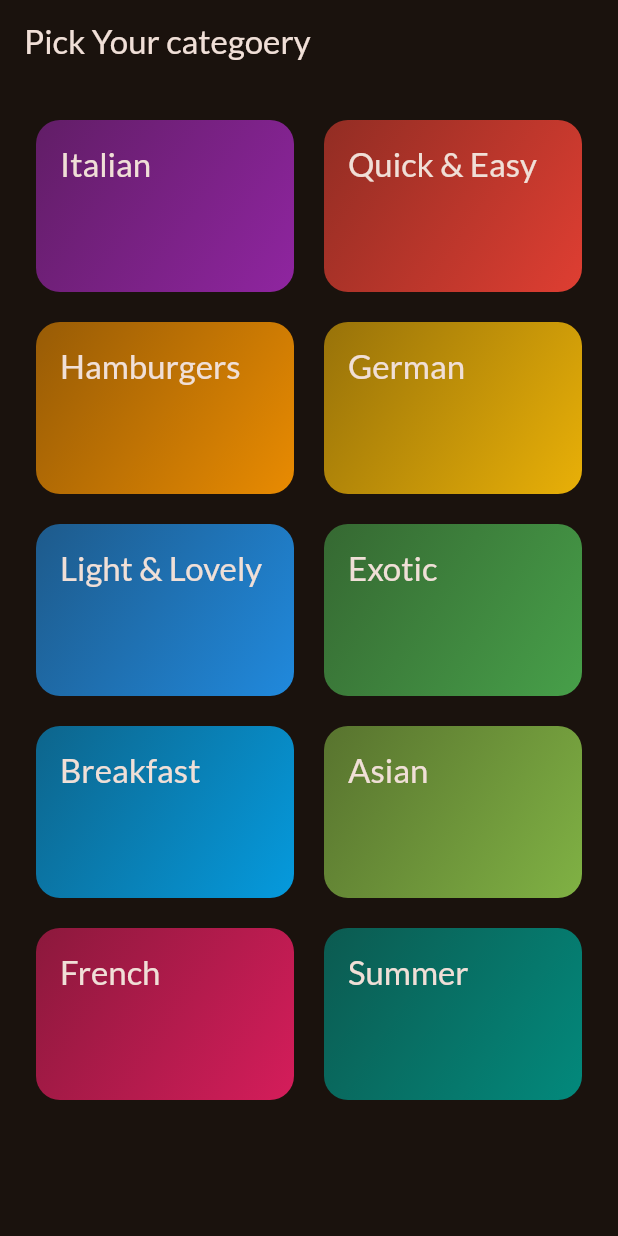
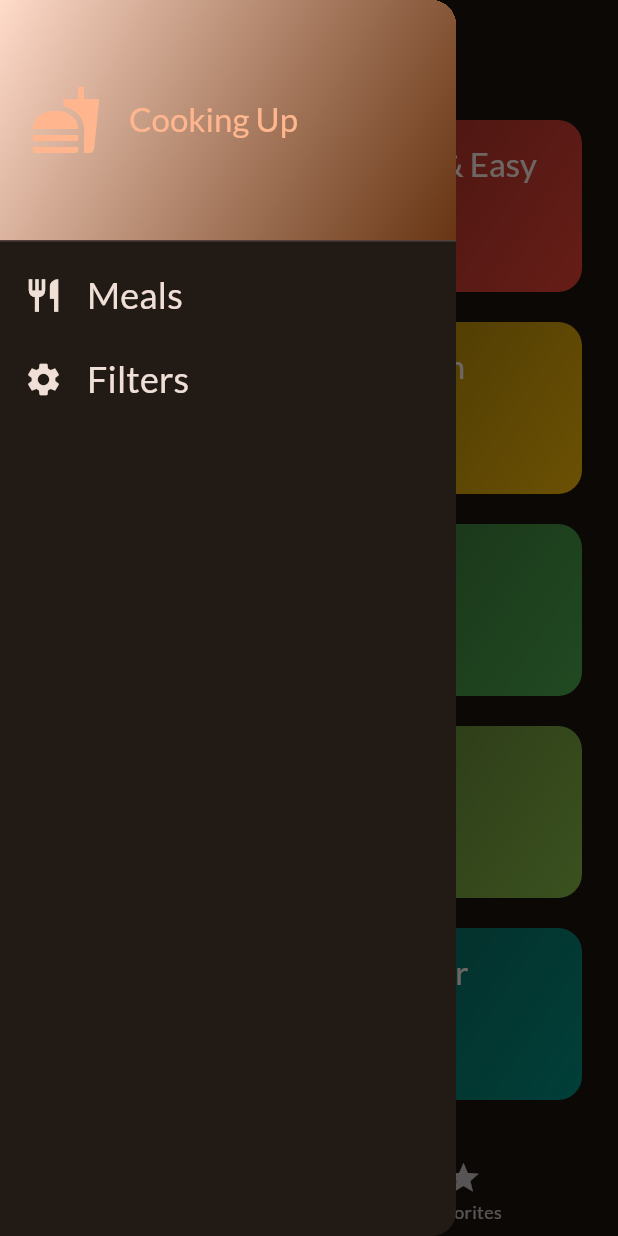
Before and after one commit to Anandmishra7946/Meals_App, a Flutter app: the screen it shows after launch, with the side drawer open (before the commit the screen has no drawer), on a phone screen of 412 x 824 dp. Run offline on Flutter 3.47's test engine with Material 2 defaults, Android fonts, the phone set to English and light mode, and no system bars; our stand-ins replace google_fonts, transparent_image.

Commit message:
Filters and Drawer

```diff
--- a/lib/main.dart
+++ b/lib/main.dart
@@ -2,7 +2,8 @@ import 'package:flutter/material.dart';
 
 import 'package:google_fonts/google_fonts.dart';
 //import 'package:meals/data/dummy_data.dart';
-import 'package:meals/screens/categories.dart';
+//import 'package:meals/screens/categories.dart';
+import 'package:meals/screens/tabs.dart';
 //import 'package:meals/screens/meals.dart';
 
 final theme = ThemeData(
@@ -25,7 +26,7 @@ class App extends StatelessWidget {
   Widget build(BuildContext context) {
     return MaterialApp(
       theme: theme,
-      home: const CategoriesScreen(),
+      home: const TabsScreen(),
     );
   }
 }
--- a/lib/screens/categories.dart
+++ b/lib/screens/categories.dart
@@ -4,12 +4,17 @@ import 'package:meals/data/dummy_data.dart';
 import 'package:meals/screens/meals.dart';
 import 'package:meals/models/category.dart';
 import 'package:meals/widgets/category_grid_item.dart';
+import 'package:meals/models/meal.dart';
 
 class CategoriesScreen extends StatelessWidget {
-  const CategoriesScreen({super.key});
+  const CategoriesScreen(
+      {super.key, required this.onToggleFavoite, required this.availableMeals});
+
+  final void Function(Meal meal) onToggleFavoite;
+  final List<Meal> availableMeals;
 
   void _selectCategory(BuildContext context, Category category) {
-    final filteredMeals = dummyMeals
+    final filteredMeals = availableMeals
         .where(
           (meal) => meal.categories.contains(category.id),
         )
@@ -19,6 +24,7 @@ class CategoriesScreen extends StatelessWidget {
         builder: (ctx) => MealsScreen(
           title: category.title,
           meals: filteredMeals,
+          onToggleFavorite: onToggleFavoite,
         ),
       ),
     ); // Navigator.push(context, route)
@@ -26,11 +32,7 @@ class CategoriesScreen extends StatelessWidget {
 
   @override
   Widget build(BuildContext context) {
-    return Scaffold(
-      appBar: AppBar(
-        title: const Text('Pick Your categoery'),
-      ),
-      body: GridView(
+    return GridView(
       padding: const EdgeInsets.all(24),
       gridDelegate: const SliverGridDelegateWithFixedCrossAxisCount(
         crossAxisCount: 2,
@@ -48,7 +50,6 @@ class CategoriesScreen extends StatelessWidget {
             },
           )
       ],
-      ),
     );
   }
 }
--- /dev/null
+++ b/lib/screens/tabs.dart
@@ -0,0 +1,125 @@
+import 'package:flutter/cupertino.dart';
+import 'package:flutter/material.dart';
+import 'package:meals/data/dummy_data.dart';
+import 'package:meals/models/meal.dart';
+import 'package:meals/screens/categories.dart';
+import 'package:meals/screens/filters.dart';
+import 'package:meals/screens/meals.dart';
+import 'package:meals/widgets/main_drawer.dart';
+
+const kInitialFilters = {
+  Filter.glutenFree: false,
+  Filter.lactoseFree: false,
+  Filter.vegetarian: false,
+  Filter.vegan: false,
+};
+
+class TabsScreen extends StatefulWidget {
+  const TabsScreen({super.key});
+
+  @override
+  State<TabsScreen> createState() {
+    return _TabsScreenState();
+  }
+}
+
+class _TabsScreenState extends State<TabsScreen> {
+  int _selectedPageIndex = 0;
+  final List<Meal> _favoriteMeals = [];
+  Map<Filter, bool> _selectedfilters = kInitialFilters;
+
+  void _showMessageInfo(String message) {
+    ScaffoldMessenger.of(context).clearSnackBars();
+    ScaffoldMessenger.of(context).showSnackBar(
+      SnackBar(
+        content: Text(message),
+      ),
+    );
+  }
+
+  void _toggleMealFavoriteStatus(Meal meal) {
+    final isExisting = _favoriteMeals.contains(meal);
+
+    if (isExisting) {
+      setState(() {
+        _favoriteMeals.remove(meal);
+        _showMessageInfo('Meal is no longer a favorite');
+      });
+    } else {
+      setState(() {
+        _favoriteMeals.add(meal);
+        _showMessageInfo('Marked as favorite!!!');
+      });
+    }
+  }
+
+  void _selectPage(int index) {
+    setState(() {
+      _selectedPageIndex = index;
+    });
+  }
+
+  void _setScreen(String identifier) async {
+    Navigator.of(context).pop();
+    if (identifier == 'filters') {
+      final result = await Navigator.of(context).push<Map<Filter, bool>>(
+        MaterialPageRoute(
+          builder: (ctx) => FiltersScreen(currentFilters: _selectedfilters),
+        ),
+      );
+
+      setState(() {
+        _selectedfilters = result ?? kInitialFilters;
+      });
+    }
+  }
+
+  @override
+  Widget build(BuildContext context) {
+    final availableMeals = dummyMeals.where((meal) {
+      if (_selectedfilters[Filter.glutenFree]! && !meal.isGlutenFree) {
+        return false;
+      }
+      if (_selectedfilters[Filter.lactoseFree]! && !meal.isLactoseFree) {
+        return false;
+      }
+      if (_selectedfilters[Filter.vegetarian]! && !meal.isVegetarian) {
+        return false;
+      }
+      if (_selectedfilters[Filter.vegan]! && !meal.isVegan) {
+        return false;
+      }
+      return true;
+    }).toList();
+
+    Widget activePage = CategoriesScreen(
+        onToggleFavoite: _toggleMealFavoriteStatus,
+        availableMeals: availableMeals);
+    var activePageTitle = 'Categories';
+
+    if (_selectedPageIndex == 1) {
+      activePage = MealsScreen(
+        meals: _favoriteMeals,
+        onToggleFavorite: _toggleMealFavoriteStatus,
+      );
+      activePageTitle = 'Your Favorites';
+    }
+
+    return Scaffold(
+      appBar: AppBar(
+        title: Text(activePageTitle),
+      ),
+      drawer: MainDrawer(onSelectScreen: _setScreen),
+      body: activePage,
+      bottomNavigationBar: BottomNavigationBar(
+        onTap: _selectPage,
+        currentIndex: _selectedPageIndex,
+        items: const [
+          BottomNavigationBarItem(
+              icon: Icon(Icons.set_meal), label: 'Categories'),
+          BottomNavigationBarItem(icon: Icon(Icons.star), label: 'Favorites'),
+        ],
+      ),
+    );
+  }
+}
--- /dev/null
+++ b/lib/widgets/main_drawer.dart
@@ -0,0 +1,82 @@
+import 'package:flutter/material.dart';
+import 'package:flutter/widgets.dart';
+
+class MainDrawer extends StatelessWidget {
+  const MainDrawer({super.key, required this.onSelectScreen});
+
+  final void Function(String identifier) onSelectScreen;
+
+  @override
+  Widget build(BuildContext context) {
+    return Drawer(
+      child: Column(
+        children: [
+          DrawerHeader(
+            padding: EdgeInsets.all(20),
+            decoration: BoxDecoration(
+                gradient: LinearGradient(
+              colors: [
+                Theme.of(context).colorScheme.onPrimaryContainer,
+                Theme.of(context).colorScheme.primaryContainer.withOpacity(0.9),
+              ],
+              begin: Alignment.topLeft,
+              end: Alignment.bottomRight,
+            )),
+            child: Row(
+              children: [
+                Icon(
+                  Icons.fastfood,
+                  size: 48,
+                  color: Theme.of(context).colorScheme.primary,
+                ),
+                const SizedBox(
+                  width: 18,
+                ),
+                Text(
+                  'Cooking Up',
+                  style: Theme.of(context).textTheme.titleLarge!.copyWith(
+                        color: Theme.of(context).colorScheme.primary,
+                      ),
+                )
+              ],
+            ),
+          ),
+          ListTile(
+            leading: Icon(
+              Icons.restaurant,
+              size: 26,
+              color: Theme.of(context).colorScheme.onBackground,
+            ),
+            title: Text(
+              'Meals',
+              style: Theme.of(context).textTheme.titleSmall!.copyWith(
+                    color: Theme.of(context).colorScheme.onBackground,
+                    fontSize: 24,
+                  ),
+            ),
+            onTap: () {
+              onSelectScreen('meals');
+            },
+          ),
+          ListTile(
+            leading: Icon(
+              Icons.settings,
+              size: 26,
+              color: Theme.of(context).colorScheme.onBackground,
+            ),
+            title: Text(
+              'Filters',
+              style: Theme.of(context).textTheme.titleSmall!.copyWith(
+                    color: Theme.of(context).colorScheme.onBackground,
+                    fontSize: 24,
+                  ),
+            ),
+            onTap: () {
+              onSelectScreen('filters');
+            },
+          )
+        ],
+      ),
+    );
+  }
+}
--- a/pubspec.yaml
+++ b/pubspec.yaml
@@ -36,6 +36,7 @@ dependencies:
   # Use with the CupertinoIcons class for iOS style icons.
   cupertino_icons: ^1.0.2
   google_fonts: ^5.1.0
+  transparent_image: ^2.0.1
 
 dev_dependencies:
   flutter_test:
```
Also changed, not shown: lib/screens/filters.dart (added, +164 -0 lines), lib/screens/meal_details.dart (added, +74 -0 lines), lib/screens/meals.dart (+19 -4 lines), lib/widgets/meal_item.dart (added, +96 -0 lines), lib/widgets/meal_item_trait.dart (added, +29 -0 lines), pubspec.lock. Lines whose indentation alone changed are shown as unchanged.
